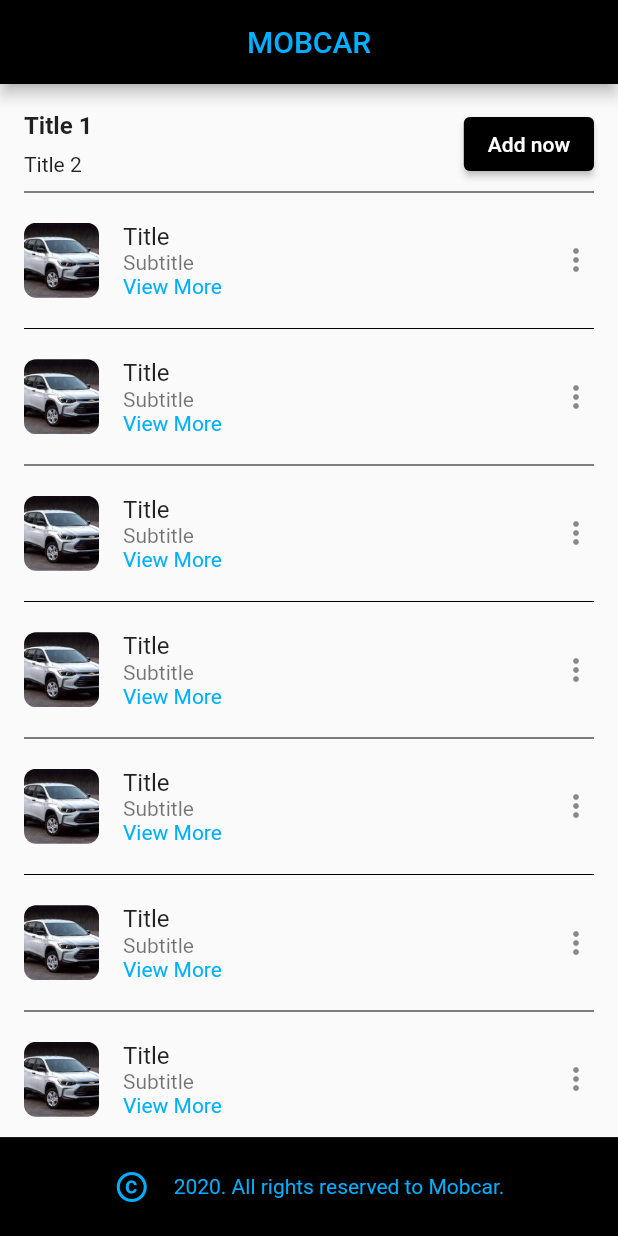
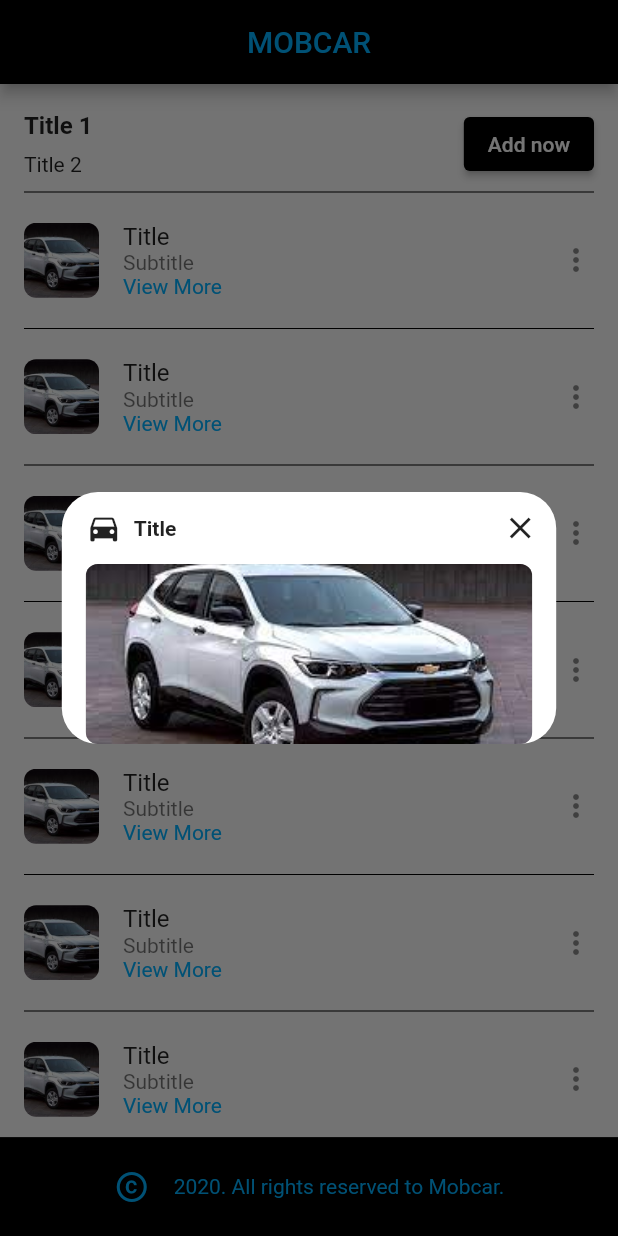
Before and after one commit to ailtoncunhasilva/mobcar-app-with-flutter, a Flutter app: the screen it shows after launch, after a tap on "Add now", on a phone screen of 412 x 824 dp. Run offline on Flutter 3.47's test engine with Material 2 defaults, Android fonts, the phone set to English and light mode, and no system bars.

Commit message:
adjustments and added showdialog add car

```diff
--- a/lib/app/pages/base_page.dart
+++ b/lib/app/pages/base_page.dart
@@ -1,5 +1,6 @@
 import 'package:flutter/material.dart';
 import 'package:mobcar_app/app/core/const.dart';
+import 'package:mobcar_app/app/pages/showdialog_add_car.dart';
 import 'package:mobcar_app/app/pages/showdialog_details_page.dart';
 
 class BasePage extends StatelessWidget {
@@ -46,7 +47,7 @@ class BasePage extends StatelessWidget {
                       ],
                     ),
                     ElevatedButton(
-                      onPressed: () {},
+                      onPressed: () => showDialog(context: context, builder: (_) => ShowDialogAddCar()),
                       child: Text('Add now'),
                     ),
                   ],
--- /dev/null
+++ b/lib/app/pages/showdialog_add_car.dart
@@ -0,0 +1,13 @@
+import 'package:flutter/material.dart';
+import 'package:mobcar_app/app/shared/widgets/content_showdialog_widget.dart';
+
+class ShowDialogAddCar extends StatelessWidget {
+  @override
+  Widget build(BuildContext context) {
+    return ContentShowDialogWidget(
+      footer: Column(
+        children: [],
+      ),
+    );
+  }
+}
--- a/lib/app/pages/showdialog_details_page.dart
+++ b/lib/app/pages/showdialog_details_page.dart
@@ -1,28 +1,55 @@
 import 'package:flutter/material.dart';
 import 'package:mobcar_app/app/core/const.dart';
+import 'package:mobcar_app/app/shared/widgets/content_showdialog_widget.dart';
 import 'package:mobcar_app/app/shared/widgets/data_car_widget.dart';
 
 class ShowDialogDetailsPage extends StatelessWidget {
   @override
   Widget build(BuildContext context) {
-    return Center(
-      child: Material(
-        type: MaterialType.transparency,
-        child: SingleChildScrollView(
-          child: Container(
-            width: MediaQuery.of(context).size.width * 0.8,
-            decoration: BoxDecoration(
-              color: Colors.white,
-              borderRadius: BorderRadius.circular(24),
-            ),
-            child: Column(
+    // return Center(
+    //   child: Material(
+    //     type: MaterialType.transparency,
+    //     child: SingleChildScrollView(
+    //       child: Container(
+    //         width: MediaQuery.of(context).size.width * 0.8,
+    //         decoration: BoxDecoration(
+    //           color: Colors.white,
+    //           borderRadius: BorderRadius.circular(24),
+    //         ),
+    //         child: Column(
+    //           children: [
+    //             _buildTitleCarWithCloseButton(context),
+    //             _buildImageCar(),
+    //             Padding(
+    //               padding: const EdgeInsets.symmetric(horizontal: kSpacing),
+    //               child: Column(
+    //                 children: [
+    //                   //_buildImageCar(),
+    //                   DataCarWidget(
+    //                     text1: 'Marca',
+    //                     text1Data: 'Ford',
+    //                     text2: 'Ano',
+    //                     text2Data: '2020',
+    //                   ),
+    //                   DataCarWidget(
+    //                     text1: 'Modelo',
+    //                     text1Data: 'EcoSport',
+    //                     text2: 'Valor',
+    //                     text2Data: '60.000,00',
+    //                   ),
+    //                   _buildElevatedButton(),
+    //                 ],
+    //               ),
+    //             ),
+    //           ],
+    //         ),
+    //       ),
+    //     ),
+    //   ),
+    // );
+    return ContentShowDialogWidget(
+      footer: Column(
         children: [
-                _buildTitleCarWithCloseButton(context),
-                Padding(
-                  padding: const EdgeInsets.symmetric(horizontal: kSpacing),
-                  child: Column(
-                    children: [
-                      _buildImageCard(),
           DataCarWidget(
             text1: 'Marca',
             text1Data: 'Ford',
@@ -37,12 +64,6 @@ class ShowDialogDetailsPage extends StatelessWidget {
           ),
           _buildElevatedButton(),
         ],
-                  ),
-                ),
-              ],
-            ),
-          ),
-        ),
       ),
     );
   }
@@ -72,8 +93,10 @@ class ShowDialogDetailsPage extends StatelessWidget {
     );
   }
 
-  Widget _buildImageCard() {
-    return Container(
+  Widget _buildImageCar() {
+    return Padding(
+      padding: const EdgeInsets.symmetric(horizontal: kSpacing),
+      child: Container(
         height: 120,
         decoration: BoxDecoration(
           borderRadius: BorderRadius.circular(8.0),
@@ -81,6 +104,7 @@ class ShowDialogDetailsPage extends StatelessWidget {
           image: DecorationImage(
             image: AssetImage('images/imagecar.jpg'),
             fit: BoxFit.cover,
+          ),
         ),
       ),
     );
@@ -93,7 +117,7 @@ class ShowDialogDetailsPage extends StatelessWidget {
         style: ElevatedButton.styleFrom(
           minimumSize: Size.fromHeight(40),
         ),
-        onPressed: (){},
+        onPressed: () {},
         child: Text('Reservar'),
       ),
     );
--- /dev/null
+++ b/lib/app/shared/widgets/content_showdialog_widget.dart
@@ -0,0 +1,75 @@
+import 'package:flutter/material.dart';
+import 'package:mobcar_app/app/core/const.dart';
+
+class ContentShowDialogWidget extends StatelessWidget {
+  final Widget? footer;
+
+  ContentShowDialogWidget({this.footer});
+
+  @override
+  Widget build(BuildContext context) {
+    return Center(
+      child: Material(
+        type: MaterialType.transparency,
+        child: SingleChildScrollView(
+          child: Container(
+            width: MediaQuery.of(context).size.width * 0.8,
+            decoration: BoxDecoration(
+              color: Colors.white,
+              borderRadius: BorderRadius.circular(24),
+            ),
+            child: Column(
+              children: [
+                Padding(
+                  padding: const EdgeInsets.only(left: kSpacing),
+                  child: Row(
+                    mainAxisAlignment: MainAxisAlignment.spaceBetween,
+                    children: [
+                      Row(
+                        children: [
+                          Icon(Icons.directions_car),
+                          Padding(
+                            padding: const EdgeInsets.only(left: kSpacing / 2),
+                            child: Text('Title',
+                                style: TextStyle(fontWeight: FontWeight.bold)),
+                          ),
+                        ],
+                      ),
+                      IconButton(
+                        onPressed: () => Navigator.of(context).pop(),
+                        icon: Icon(Icons.close),
+                      ),
+                    ],
+                  ),
+                ),
+                Padding(
+                  padding: const EdgeInsets.symmetric(horizontal: kSpacing),
+                  child: Container(
+                    height: 120,
+                    decoration: BoxDecoration(
+                      borderRadius: BorderRadius.circular(8.0),
+                      color: Colors.grey,
+                      image: DecorationImage(
+                        image: AssetImage('images/imagecar.jpg'),
+                        fit: BoxFit.cover,
+                      ),
+                    ),
+                  ),
+                ),
+                //_buildTitleCarWithCloseButton(context),
+                //_buildImageCar(),
+                Padding(
+                  padding: const EdgeInsets.symmetric(horizontal: kSpacing),
+                  child: footer,
+                  // child: Column(
+                  //   children: [],
+                  // ),
+                ),
+              ],
+            ),
+          ),
+        ),
+      ),
+    );
+  }
+}
```
Lines whose indentation alone changed are shown as unchanged.
